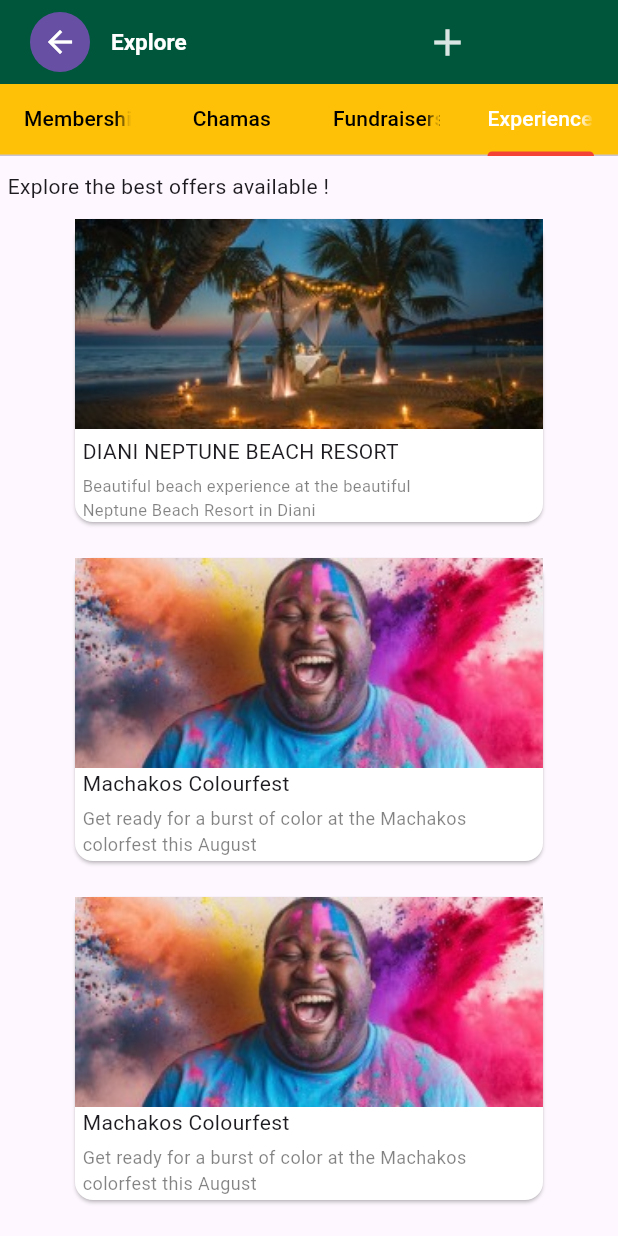
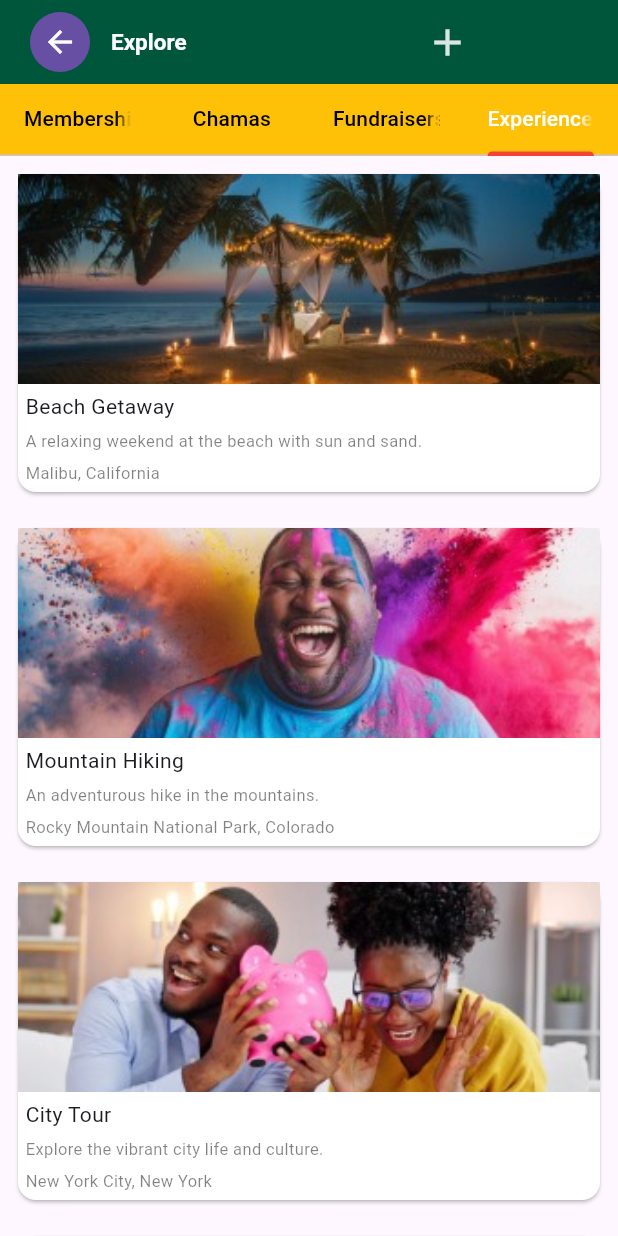
Before and after one commit to gatuguta3/Demo_app, a Flutter app: the Discover screen opened directly, tab 4 chosen, on a phone screen of 412 x 824 dp. Run offline on Flutter 3.47's test engine with Material 3 defaults, Android fonts, the phone set to English and light mode, and no system bars.

Commit message:
"Added models for Experiences and UserData, implemented services for fetching experiences and user data, and updated screens to display data from these models."

```diff
--- a/lib/models/experiences_model.dart
+++ b/lib/models/experiences_model.dart
@@ -0,0 +1,19 @@
+class Experiences{
+  late final String image_url;
+  late final String title;
+  late final String description;
+  late final String location;
+  late final String occasion;
+  late final String package_activities;
+
+  Experiences({
+    required this.image_url,
+    required this.title,
+    required this.description,
+    required this.location,
+    required this.occasion,
+    required this.package_activities,
+
+  });
+
+}
--- a/lib/screens/discover_screen.dart
+++ b/lib/screens/discover_screen.dart
@@ -1,4 +1,6 @@
+import 'package:demo_app/models/experiences_model.dart';
 import 'package:demo_app/screens/experience_view_screen.dart';
+import 'package:demo_app/services/experiences_demodata_service.dart';
 import 'package:demo_app/themes.dart';
 import 'package:flutter/material.dart';
 import 'package:flutter/services.dart';
@@ -12,6 +14,8 @@ class Discover extends StatefulWidget {
 }
 
 class _DiscoverState extends State<Discover> {
+  final ExperiencesService experiencesService = ExperiencesService();
+
   @override
   Widget build(BuildContext context) {
     return DefaultTabController(
@@ -58,23 +62,29 @@ class _DiscoverState extends State<Discover> {
             Center(child: Text('Content for Tab 1')),
             Center(child: Text('Content for Tab 2')),
             Center(child: Text('Content for Tab 3')),
-            SingleChildScrollView(
-              scrollDirection: Axis.vertical,
-              child: Column(
-                children: [
-                 const SizedBox(height: 10,),
-                 const  Row(
-                    children: [
-                      SizedBox(width: 5,),
-                       Text('Explore the best offers available !'),
-                    ],
-                  ),
 
-                 Container(
+           FutureBuilder<List<Experiences>>(
+                  future: experiencesService.fetchExperiences(),
+                  builder: (context, snapshot) {
+                    if (snapshot.connectionState == ConnectionState.waiting) {
+                      return Center(child: CircularProgressIndicator());
+                    } else if (snapshot.hasError) {
+                      return Center(child: Text('Error: ${snapshot.error}'));
+                    } else if (!snapshot.hasData || snapshot.data!.isEmpty) {
+                      return Center(child: Text('No experiences found.'));
+                    }
+
+                    final experiences = snapshot.data!;
+
+                    return ListView.builder(
+            itemCount: experiences.length,
+            itemBuilder: (context, index) {
+              final experience = experiences[index];
+              return Container(
                     padding: const EdgeInsets.all(8),
                     child: SizedBox(
                       width: 320,
-                      height: 210,
+                      height: 220,
                       child: Card(
                         color: Colors.white,
                         child: Column(
@@ -95,7 +105,7 @@ class _DiscoverState extends State<Discover> {
                                   children: <Widget>[
                                     Positioned.fill(
                                       child: Image.asset(
-                                        'images/beachview.jpeg',
+                                        experience.image_url,
                                         fit: BoxFit.cover, // Use BoxFit.cover to fill the container
                                       ),
                                     ),
@@ -104,18 +114,28 @@ class _DiscoverState extends State<Discover> {
                               ),
                             ),
                             const SizedBox(height: 5),
-                            const Row(
+                             Row(
                               children: [
                                 SizedBox(width: 5),
-                                Text('DIANI NEPTUNE BEACH RESORT'),
+                                Text(experience.title),
                               ],
                             ),
                             const SizedBox(height: 5),
-                            const Row(
+                             Row(
                               children: [
                                 SizedBox(width: 5),
                                 Text(
-                                  'Beautiful beach experience at the beautiful \nNeptune Beach Resort in Diani',
+                                  experience.description,
+                                  style: TextStyle(fontSize: 11, color: Color.fromARGB(125, 0, 0, 0)),
+                                ),
+                              ],
+                            ),
+                            const SizedBox(height: 5),
+                             Row(
+                              children: [
+                                SizedBox(width: 5),
+                                Text(
+                                  experience.location,
                                   style: TextStyle(fontSize: 11, color: Color.fromARGB(125, 0, 0, 0)),
                                 ),
                               ],
@@ -124,98 +144,12 @@ class _DiscoverState extends State<Discover> {
                         ),
                       ),
                     ),
-                  ),
-
-                Container(
-                    padding: const EdgeInsets.all(8),
-                    child: SizedBox(
-                      width: 320,
-                      height: 210,
-                      child: Card(
-                        color: Colors.white,
-                        child: Column(
-                          children: <Widget>[
-                            GestureDetector(
-                              onTap: () {},
-                              child: Container(
-                                height: 140.0,
-                                child: Stack(
-                                  children: <Widget>[
-                                    Positioned.fill(
-                                      child: Image.asset(
-                                        'images/man.jpeg',
-                                        fit: BoxFit.cover, // Use BoxFit.cover to fill the container
-                                      ),
-                                    ),
-                                  ],
-                                ),
-                              ),
-                            ),
-                            const Row(children: [
-                              SizedBox(width: 5),
-                              Text('Machakos Colourfest'),
-                            ]),
-                            const SizedBox(height: 5),
-                            const Row(children: [
-                              SizedBox(width: 5),
-                              Text(
-                                'Get ready for a burst of color at the Machakos \ncolorfest this August',
-                                style: TextStyle(fontSize: 12, color: Color.fromARGB(125, 0, 0, 0)),
-                              ),
-                            ]),
-                          ],
-                        ),
-                      ),
-                    ),
-                  ),
-
-                      Container(
-                    padding: const EdgeInsets.all(8),
-                    child: SizedBox(
-                      width: 320,
-                      height: 210,
-                      child: Card(
-                        color: Colors.white,
-                        child: Column(
-                          children: <Widget>[
-                            GestureDetector(
-                              onTap: () {},
-                              child: Container(
-                                height: 140.0,
-                                child: Stack(
-                                  children: <Widget>[
-                                    Positioned.fill(
-                                      child: Image.asset(
-                                        'images/man.jpeg',
-                                        fit: BoxFit.cover, // Use BoxFit.cover to fill the container
-                                      ),
-                                    ),
-                                  ],
-                                ),
-                              ),
-                            ),
-                            const Row(children: [
-                              SizedBox(width: 5),
-                              Text('Machakos Colourfest'),
-                            ]),
-                            const SizedBox(height: 5),
-                            const Row(children: [
-                              SizedBox(width: 5),
-                              Text(
-                                'Get ready for a burst of color at the Machakos \ncolorfest this August',
-                                style: TextStyle(fontSize: 12, color: Color.fromARGB(125, 0, 0, 0)),
-                              ),
-                            ]),
-                          ],
-                        ),
-                      ),
-                    ),
-                  ),
+                  );
 
 
-                ],
-              ),
-            )
+                   }); }),
+
+
           ],
         ),
 
--- a/lib/screens/reservation_view_page_screen.dart
+++ b/lib/screens/reservation_view_page_screen.dart
@@ -176,7 +176,7 @@ class _ReservationViewPageState extends State<ReservationViewPage> {
                             const Row(children: [
                               Text('Payment',style: TextStyle(fontSize: 14 , fontWeight: FontWeight.w400)),
                             ],),
- SizedBox(
+               SizedBox(
                     width: 340,
                     child: Card(
                     shape: RoundedRectangleBorder(
--- /dev/null
+++ b/lib/services/experiences_demodata_service.dart
@@ -0,0 +1,48 @@
+
+
+import 'package:demo_app/models/experiences_model.dart';
+
+class ExperiencesService {
+
+  Future<List<Experiences>> fetchExperiences() async {
+
+    await Future.delayed(Duration(seconds: 1));
+
+    List<Experiences> experiencesList = [
+      Experiences(
+        image_url: 'images/beachview.jpeg',
+        title: 'Beach Getaway',
+        description: 'A relaxing weekend at the beach with sun and sand.',
+        location: 'Malibu, California',
+        occasion: 'Vacation',
+        package_activities: 'Swimming, Surfing, Beach Volleyball',
+      ),
+      Experiences(
+        image_url: 'images/man.jpeg',
+        title: 'Mountain Hiking',
+        description: 'An adventurous hike in the mountains.',
+        location: 'Rocky Mountain National Park, Colorado',
+        occasion: 'Adventure',
+        package_activities: 'Hiking, Camping, Photography',
+      ),
+      Experiences(
+        image_url: 'images/couple.jpeg',
+        title: 'City Tour',
+        description: 'Explore the vibrant city life and culture.',
+        location: 'New York City, New York',
+        occasion: 'Sightseeing',
+        package_activities: 'Museums, Restaurants, Parks',
+      ),
+      Experiences(
+        image_url: 'images/edwin.jpeg',
+        title: 'Cultural Festival',
+        description: 'Experience the rich culture at the annual festival.',
+        location: 'New Orleans, Louisiana',
+        occasion: 'Festival',
+        package_activities: 'Music, Dance, Food Tasting',
+      ),
+    ];
+
+    return experiencesList;
+  }
+}
```
Also changed, not shown: lib/models/packages_model.dart (added, +14 -0 lines), lib/models/userdata_model.dart (+29 -0 lines), lib/screens/experience_view_screen.dart (+51 -9 lines), lib/screens/profile_screen.dart (+30 -1 lines), lib/services/packages_demodata_service.dart (added, +24 -0 lines), lib/services/userdata_demo_services.dart (added, +25 -0 lines), lib/screens/home_screen.dart (line endings or trailing spaces).
